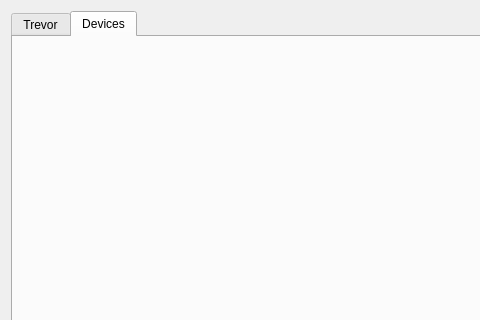
Before: the Qt Designer form iot-key-agreement-gui/mainwindow.ui in mateus558/Conference-key-establisher, drawn with Qt 5; both pictures show x 0 to 480 and y 0 to 320 of the 723 by 541 pixel window.
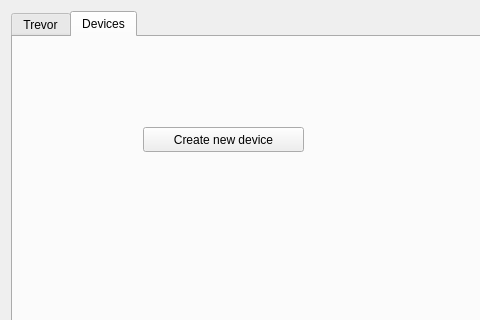
After: the same form once the commit is applied. The open tabs and pages were chosen to show the change.

Commit message: Device simulation started to be implemented.

Diff of the .ui file:
```diff
--- a/iot-key-agreement-gui/mainwindow.ui
+++ b/iot-key-agreement-gui/mainwindow.ui
@@ -371,6 +371,19 @@
        <attribute name="title">
         <string>Devices</string>
        </attribute>
+       <widget class="QPushButton" name="pushButton_new_device">
+        <property name="geometry">
+         <rect>
+          <x>130</x>
+          <y>90</y>
+          <width>161</width>
+          <height>25</height>
+         </rect>
+        </property>
+        <property name="text">
+         <string>Create new device</string>
+        </property>
+       </widget>
       </widget>
      </widget>
     </item>
```
Left out of the diff: 2 changed lines with no effect on the pictures. The commit also changes 6 other files.
